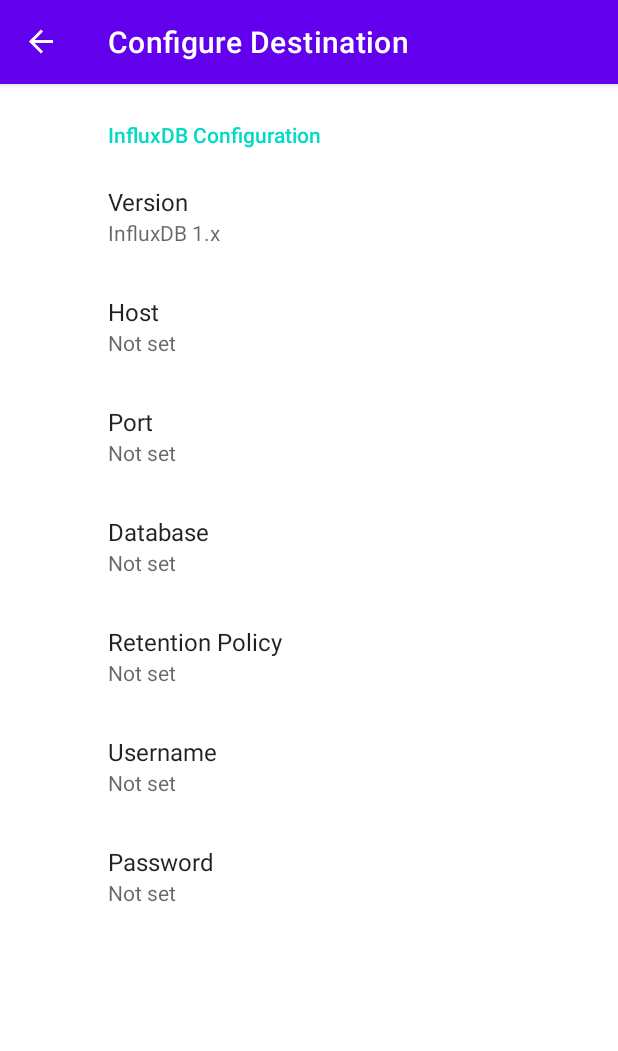
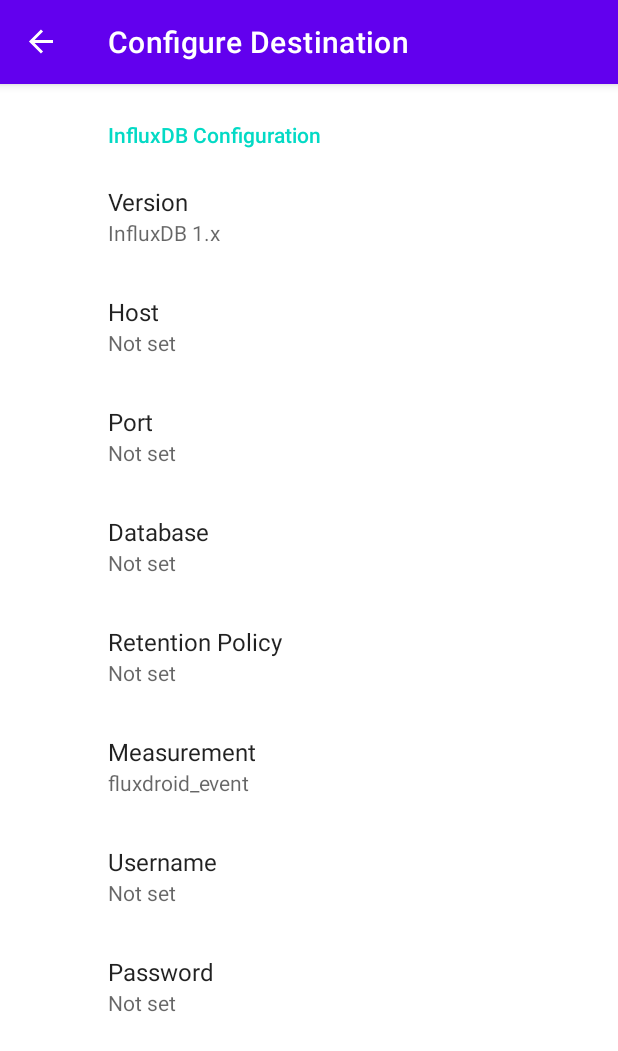
Before and after one commit to rolsdorph/fluxdroid, an Android app: the SinkConfigFragment screen opened through its navigation route, on a phone screen of 412 x 824 dp. Shown: the top 1051 px of the screen. Run offline under Robolectric (Android 15) with nearby library versions, the phone set to English and light mode, and no system bars; our stand-ins replace Room's generated code, RxJava, androidx.preference, navigation-ui; Roboto replaces fonts that are not available here; 5 statements that could not run were skipped.

Commit message:
Add measurement to Influx config
It might make sense to make this more flexible later, especially if we add more fields, but that'll probably come as part of a bigger event mapping system

```diff
--- a/app/src/main/java/io/rolsdorph/fluxdroid/data/sink/SinkConfigRepository.java
+++ b/app/src/main/java/io/rolsdorph/fluxdroid/data/sink/SinkConfigRepository.java
@@ -67,10 +67,11 @@ public final class SinkConfigRepository {
         Integer port = getPort();
         String db = getNonEmptyConfig("influx_db");
         String retention = getNonEmptyConfig("influx_retention");
+        String measurement = getNonEmptyConfig("influx_measurement");
 
-        if (host != null && port != null && db != null && retention != null) {
+        if (host != null && port != null && db != null && retention != null && measurement != null) {
             Log.i(TAG, "Influx fully configured!");
-            return Optional.of(new InfluxConfig(host, port, influxAuth, retention, db));
+            return Optional.of(new InfluxConfig(host, port, influxAuth, retention, db, measurement));
         } else {
             Log.i(TAG, "Influx not fully configured. Missing fields: " +
                     ((host == null) ? "host, " : "")
--- a/app/src/main/res/values/strings.xml
+++ b/app/src/main/res/values/strings.xml
@@ -48,6 +48,9 @@
     <string name="influx_db_title">Database</string>
     <string name="influx_db_summary">Influx database name</string>
 
+    <string name="influx_measurement_title">Measurement</string>
+    <string name="influx_measurement_summary">Influx measurement for emitted events</string>
+
     <string name="influx_retention_title">Retention Policy</string>
     <string name="influx_retention_summary">Retention policy name</string>
 
--- a/app/src/main/res/xml/sink_config.xml
+++ b/app/src/main/res/xml/sink_config.xml
@@ -35,6 +35,13 @@
             app:useSimpleSummaryProvider="true" />
 
         <EditTextPreference
+            app:defaultValue="fluxdroid_event"
+            app:key="influx_measurement"
+            app:summary="@string/influx_measurement_summary"
+            app:title="@string/influx_measurement_title"
+            app:useSimpleSummaryProvider="true" />
+
+        <EditTextPreference
             app:key="influx_username"
             app:summary="@string/influx_username_summary"
             app:title="@string/influx_username_title"
```
Also changed, not shown: app/src/main/java/io/rolsdorph/fluxdroid/data/sink/InfluxConfig.java (+12 -5 lines).
